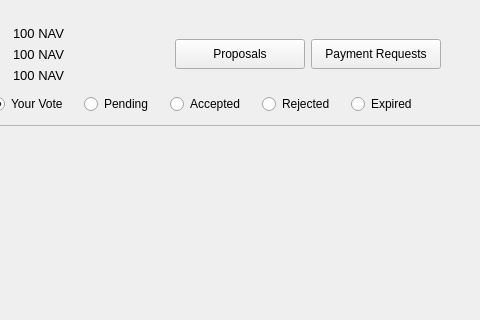
navcoin/navcoin-core, file src/qt/communityfundpage.ui: the form before one commit; both pictures show x 95 to 575 and y 0 to 320 of the 906 by 690 pixel window.
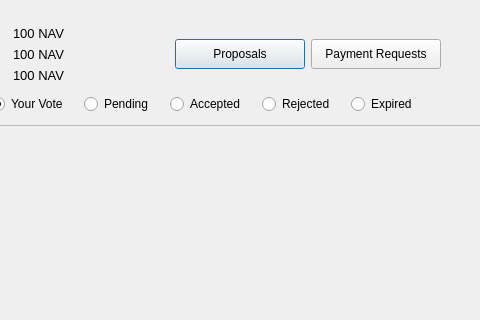
The form after the commit.

The edit to the form file:
```diff
--- a/src/qt/communityfundpage.ui
+++ b/src/qt/communityfundpage.ui
@@ -233,7 +233,7 @@
             <bool>false</bool>
            </property>
            <property name="default">
-            <bool>false</bool>
+            <bool>true</bool>
            </property>
            <property name="flat">
             <bool>false</bool>
```
